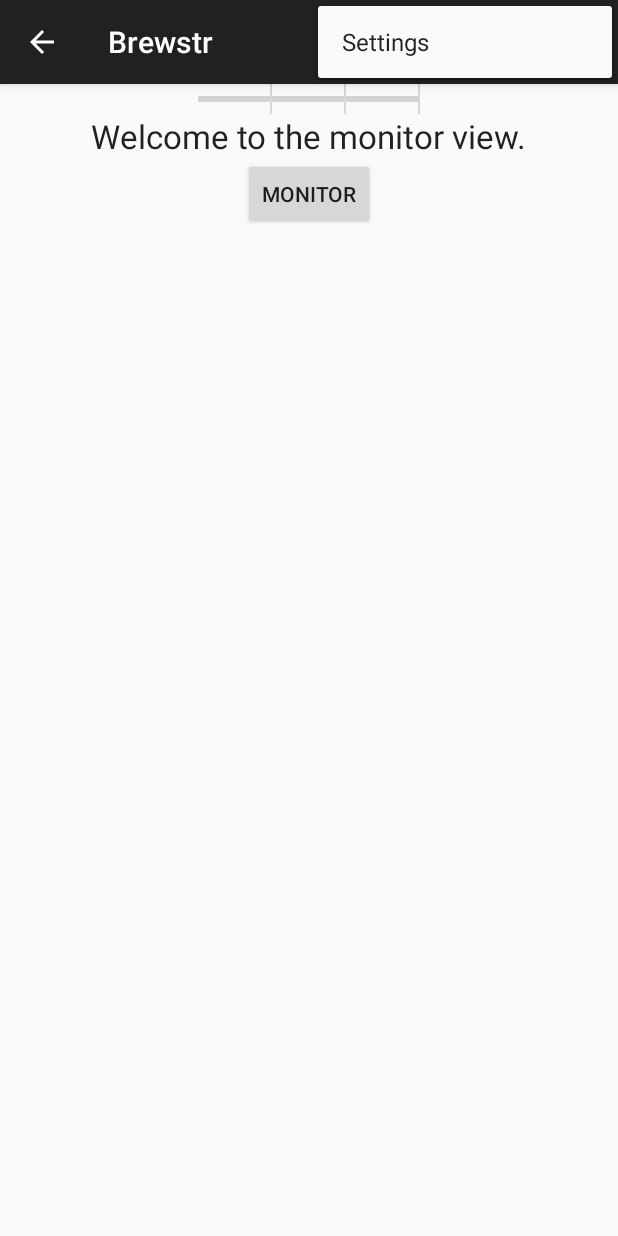
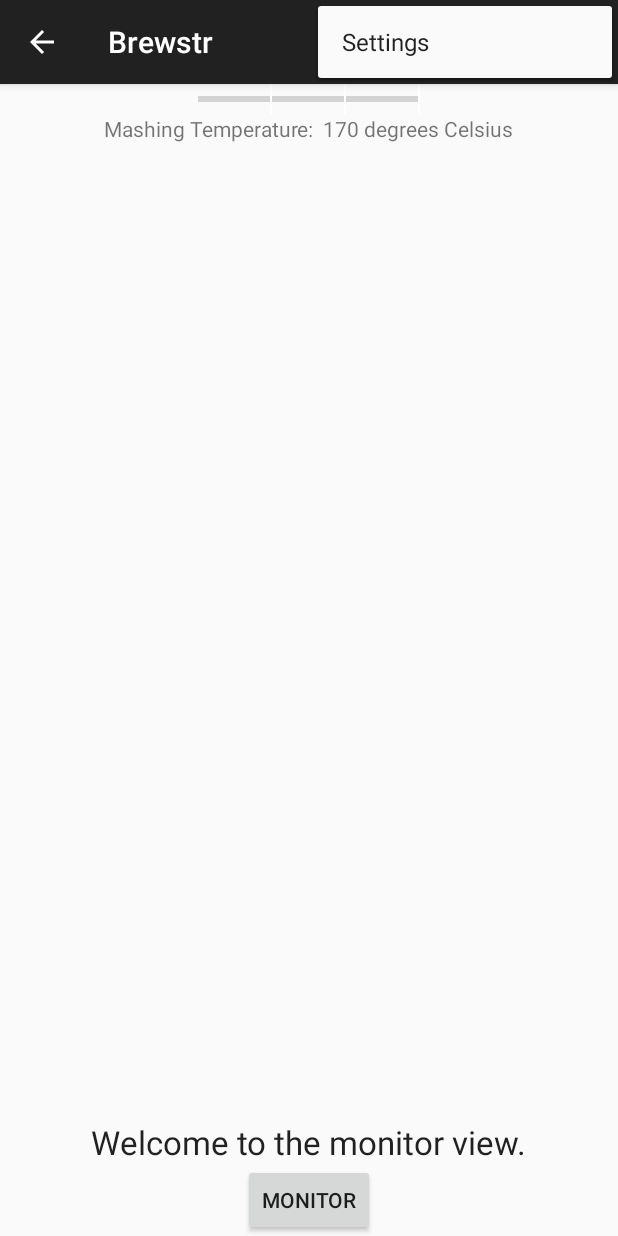
Before and after one commit to Jeremy-Thompson/Brewstr, an Android app: the fragment Monitor_Fragment placed in its activity, with the options menu open, on a phone screen of 412 x 824 dp. Run offline under Robolectric (Android 15) with nearby library versions, the phone set to English and light mode, and no system bars; 2 statements that could not run were skipped.

Commit message:
Add in fragment container for the step information

```diff
--- /dev/null
+++ b/app/src/main/java/com/solutions/brewstr/MashingProgressFragment.java
@@ -0,0 +1,37 @@
+package com.solutions.brewstr;
+
+import android.app.Fragment;
+import android.os.Bundle;
+import android.support.annotation.Nullable;
+import android.view.LayoutInflater;
+import android.view.View;
+import android.view.ViewGroup;
+import android.widget.Button;
+import android.widget.TextView;
+
+/**
+ * Created by Derek on 2016-01-09.
+ */
+public class MashingProgressFragment extends android.support.v4.app.Fragment {
+    View rootview;
+    TextView mashTemp;
+    TextView gristAmount;
+    TextView timeRemaining;
+
+    int temp = 170;
+    int amount = 100;
+    int time = 30;
+
+    public View onCreateView(LayoutInflater inflater, @Nullable ViewGroup container, @Nullable Bundle savedInstanceState) {
+        rootview = inflater.inflate(R.layout.mash_prog_view, container, false);
+        mashTemp = (TextView) rootview.findViewById(R.id.mashing_temp);
+        gristAmount = (TextView) rootview.findViewById(R.id.grist_amount);
+        timeRemaining = (TextView) rootview.findViewById(R.id.time_remaining);
+
+
+        mashTemp.setText("Mashing Temperature:  " + temp + "" + " degrees Celsius");
+        gristAmount.setText("Grist Amount:  " + amount + "" + " grams");
+        timeRemaining.setText("Time Remaining:  " + time + "" + " seconds");
+        return rootview;
+    }
+}
--- a/app/src/main/java/com/solutions/brewstr/Monitor_Fragment.java
+++ b/app/src/main/java/com/solutions/brewstr/Monitor_Fragment.java
@@ -3,6 +3,7 @@ package com.solutions.brewstr;
 import android.os.Bundle;
 import android.support.annotation.Nullable;
 import android.support.v4.app.Fragment;
+import android.support.v4.app.FragmentManager;
 import android.view.LayoutInflater;
 import android.view.View;
 import android.view.ViewGroup;
@@ -19,6 +20,7 @@ public class Monitor_Fragment extends Fragment implements View.OnClickListener {
     ProgressBar boilingProgressBar;
     ProgressBar fermentationProgressBar;
     int count = 0;
+    MashingProgressFragment mashProgFrag = new MashingProgressFragment();
 
     @Override
     public View onCreateView(LayoutInflater inflater, @Nullable ViewGroup container, @Nullable Bundle savedInstanceState) {
@@ -33,6 +35,11 @@ public class Monitor_Fragment extends Fragment implements View.OnClickListener {
         boilingProgressBar.setProgress(0);
 
         fermentationProgressBar = (ProgressBar) rootview.findViewById(R.id.fermentation);
+
+        FragmentManager fragmentManager = getChildFragmentManager();
+        fragmentManager.beginTransaction()
+                .replace(R.id.step_progress_container, mashProgFrag)
+                .commit();
         return rootview;
     }
     @Override
--- /dev/null
+++ b/app/src/main/res/layout/mash_prog_view.xml
@@ -0,0 +1,20 @@
+<?xml version="1.0" encoding="utf-8"?>
+<LinearLayout xmlns:android="http://schemas.android.com/apk/res/android"
+    android:orientation="vertical" android:layout_width="match_parent"
+    android:layout_height="match_parent">
+
+    <TextView
+        android:layout_width="wrap_content"
+        android:layout_height="match_parent"
+        android:id="@+id/mashing_temp"/>
+
+    <TextView
+        android:layout_width="wrap_content"
+        android:layout_height="match_parent"
+        android:id="@+id/grist_amount"/>
+
+    <TextView
+        android:layout_width="wrap_content"
+        android:layout_height="match_parent"
+        android:id="@+id/time_remaining"/>
+</LinearLayout>
--- a/app/src/main/res/layout/monitor_view.xml
+++ b/app/src/main/res/layout/monitor_view.xml
@@ -1,12 +1,14 @@
 <?xml version="1.0" encoding="utf-8"?>
-<LinearLayout xmlns:android="http://schemas.android.com/apk/res/android"
+<RelativeLayout
+    xmlns:android="http://schemas.android.com/apk/res/android"
     android:orientation="vertical" android:layout_width="match_parent"
     android:layout_height="match_parent">
 
     <GridLayout
         android:layout_width="wrap_content"
         android:layout_height="20dp"
-        android:layout_gravity="center">
+        android:layout_centerHorizontal="true"
+        android:id="@+id/stage_progress_bar">
 
             <LinearLayout
                 android:layout_width="wrap_content"
@@ -48,7 +50,14 @@
                 android:background="@color/white"/>
     </GridLayout>
 
-
+    <!-- As the main content view, the view below consumes the entire
+     space available using match_parent in both dimensions. -->
+    <FrameLayout android:id="@+id/step_progress_container"
+        android:layout_width="wrap_content"
+        android:layout_height="wrap_content"
+        android:layout_centerHorizontal="true"
+        android:layout_below="@+id/stage_progress_bar"
+        android:layout_above="@+id/textView"/>
 
     <TextView
         android:layout_width="wrap_content"
@@ -56,13 +65,15 @@
         android:textAppearance="?android:attr/textAppearanceLarge"
         android:text="Welcome to the monitor view."
         android:id="@+id/textView"
-        android:layout_gravity="center_horizontal" />
+        android:layout_centerHorizontal="true"
+        android:layout_above="@+id/monitorButton"/>
 
     <Button
         android:layout_width="wrap_content"
         android:layout_height="wrap_content"
         android:text="MONITOR"
         android:id="@+id/monitorButton"
-        android:layout_gravity="center_horizontal" />
+        android:layout_centerHorizontal="true"
+        android:layout_alignParentBottom="true"/>
 
-</LinearLayout>
+</RelativeLayout>
--- a/app/src/main/res/values/colours.xml
+++ b/app/src/main/res/values/colours.xml
@@ -1,2 +1,14 @@
 <?xml version="1.0" encoding="utf-8"?>
-<resources></resources>
+<resources>
+    <item name="white" type="color">#FFFFFFFF</item>
+    <item name="blue" type="color">#FF33B5E5</item>
+    <item name="purple" type="color">#FFAA66CC</item>
+    <item name="green" type="color">#FF99CC00</item>
+    <item name="orange" type="color">#FFFFBB33</item>
+    <item name="red" type="color">#FFFF4444</item>
+    <item name="darkblue" type="color">#FF0099CC</item>
+    <item name="darkpurple" type="color">#FF9933CC</item>
+    <item name="darkgreen" type="color">#FF669900</item>
+    <item name="darkorange" type="color">#FFFF8800</item>
+    <item name="darkred" type="color">#FFCC0000</item>
+</resources>
```
